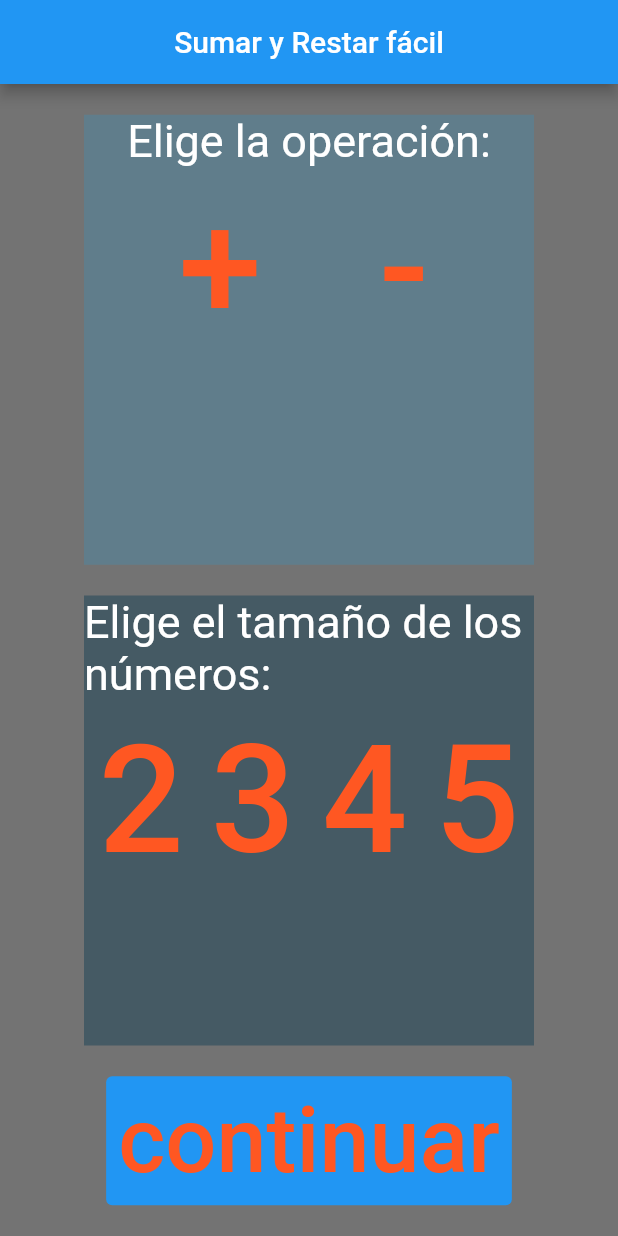
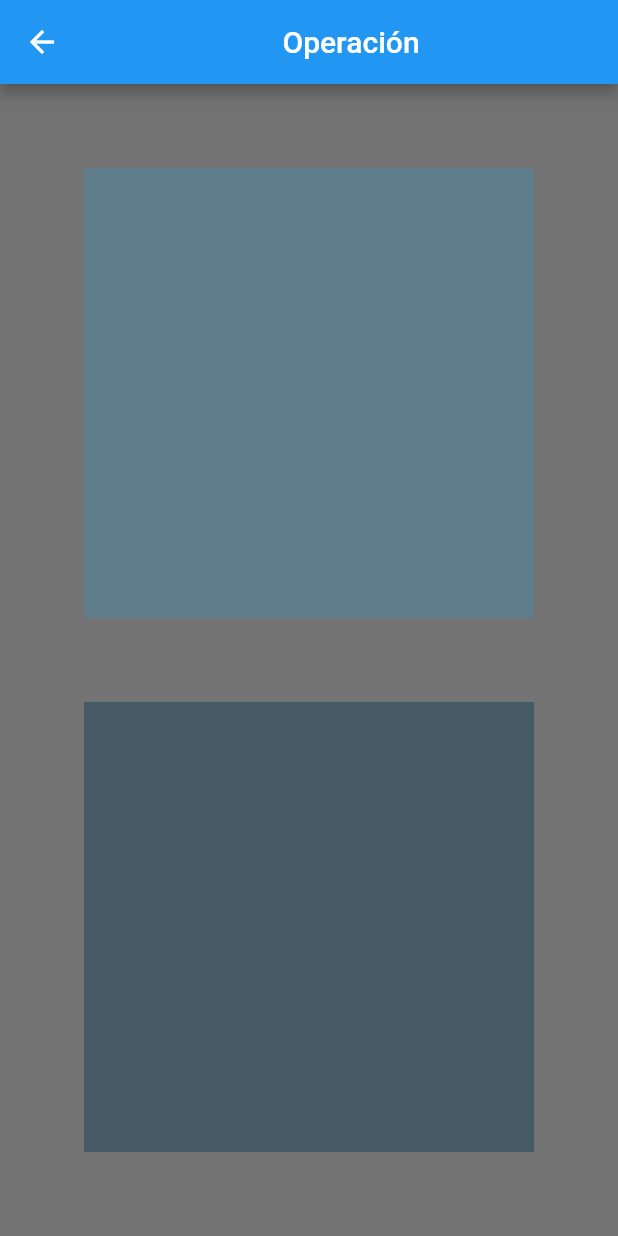
Before and after one commit to DanielDigytale/suma_resta, a Flutter app: the screen it shows after launch, after a tap on "continuar", on a phone screen of 412 x 824 dp. Run offline on Flutter 3.47's test engine with Material 2 defaults, Android fonts, the phone set to English and light mode, and no system bars.

Commit message:
navigator and operationPage added.

```diff
--- a/lib/homePage.dart
+++ b/lib/homePage.dart
@@ -1,4 +1,5 @@
 import 'package:flutter/material.dart';
+import 'package:suma_resta/operationPage.dart';
 
 class HomePage extends StatefulWidget {
   const HomePage({super.key, required this.title});
@@ -14,6 +15,8 @@ class _HomePageState extends State<HomePage> {
   int _operationHeight = 0;
   MaterialColor buttonColor = Colors.yellow;
 
+  /* --------------deprecated-----------------------
+
   void _setOperationAdd(){
     setState(() {
       _operation = '+';
@@ -24,20 +27,22 @@ class _HomePageState extends State<HomePage> {
       _operation = '-';
     });
   }
+*/
+  void _setOperation({required String operation}){
+    setState(() {
+      if (operation=='+') {
+        _operation = '+';
+      } else if (operation=='-'){
+        _operation = '-';
+      } else {
+        _operation = '+';
+      }
+    });
+  }
 
   void _setOperationHeight({required int number}){
     setState(() {
       _operationHeight = number;
-    });
-  }
-
-  void _setButtonColor(){
-    setState(() {
-      if (buttonColor==Colors.yellow) {
-        buttonColor = Colors.deepOrange;
-      } else {
-        buttonColor = Colors.yellow;
-      }
     });
   }
 
@@ -68,7 +73,7 @@ class _HomePageState extends State<HomePage> {
                         mainAxisAlignment: MainAxisAlignment.spaceEvenly,
                         children: [
                           TextButton(
-                              onPressed: _setOperationAdd,
+                              onPressed: () => _setOperation(operation: '+'),
                               child: Text(
                                   '+',
                                 style: TextStyle(
@@ -80,7 +85,7 @@ class _HomePageState extends State<HomePage> {
                               ),
                           ),
                           TextButton(
-                            onPressed: _setOperationSubtract,
+                            onPressed: () => _setOperation(operation: '-'),
                             child: Text(
                               '-',
                               style: TextStyle(
@@ -166,7 +171,14 @@ class _HomePageState extends State<HomePage> {
                 ),
               ),
               TextButton(
-                onPressed: _setButtonColor,
+                onPressed: () {
+                  Navigator.push(
+                    context,
+                    MaterialPageRoute(
+                        builder: (context) => const OperationPage(title: 'Operación')
+                    )
+                  );
+                },
                 style: ButtonStyle(
                     backgroundColor: MaterialStatePropertyAll(Colors.blue),
                 ),
--- /dev/null
+++ b/lib/operationPage.dart
@@ -0,0 +1,41 @@
+import 'package:flutter/material.dart';
+
+class OperationPage extends StatefulWidget {
+  const OperationPage({super.key, required this.title});
+
+  final String title;
+
+  @override
+  State<OperationPage> createState() => _OperationPageState();
+}
+
+class _OperationPageState extends State<OperationPage> {
+  @override
+  Widget build(BuildContext context) {
+    return Scaffold(
+        appBar: AppBar(
+          title: Center(child: Text(widget.title)),
+        ),
+        body: Container(
+            color: Colors.black54,
+            child: Center(
+                child: Column(
+                    mainAxisAlignment: MainAxisAlignment.spaceEvenly,
+                    children: <Widget>[
+                      Container(
+                        height: 300,
+                        width: 300,
+                        color: Colors.blueGrey,
+                      ),
+                      Container(
+                        height: 300,
+                        width: 300,
+                        color: Colors.blueGrey[700],
+                      ),
+                    ]
+                )
+            )
+        )
+    );
+  } // build
+} // _OperationPageState
```
